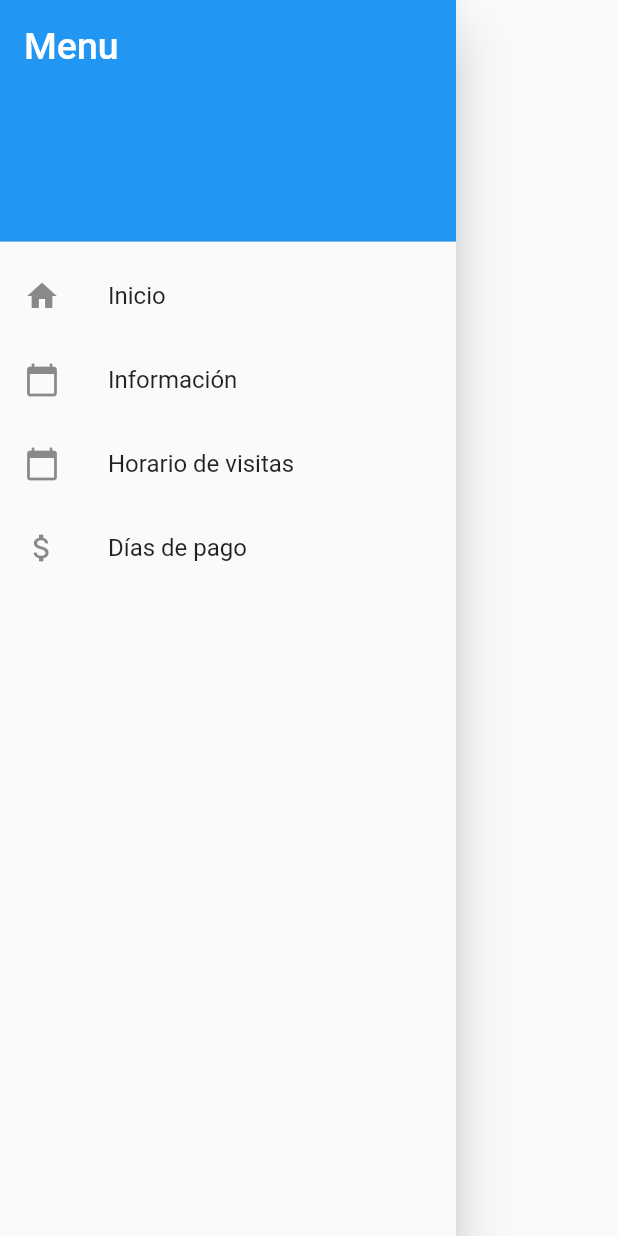
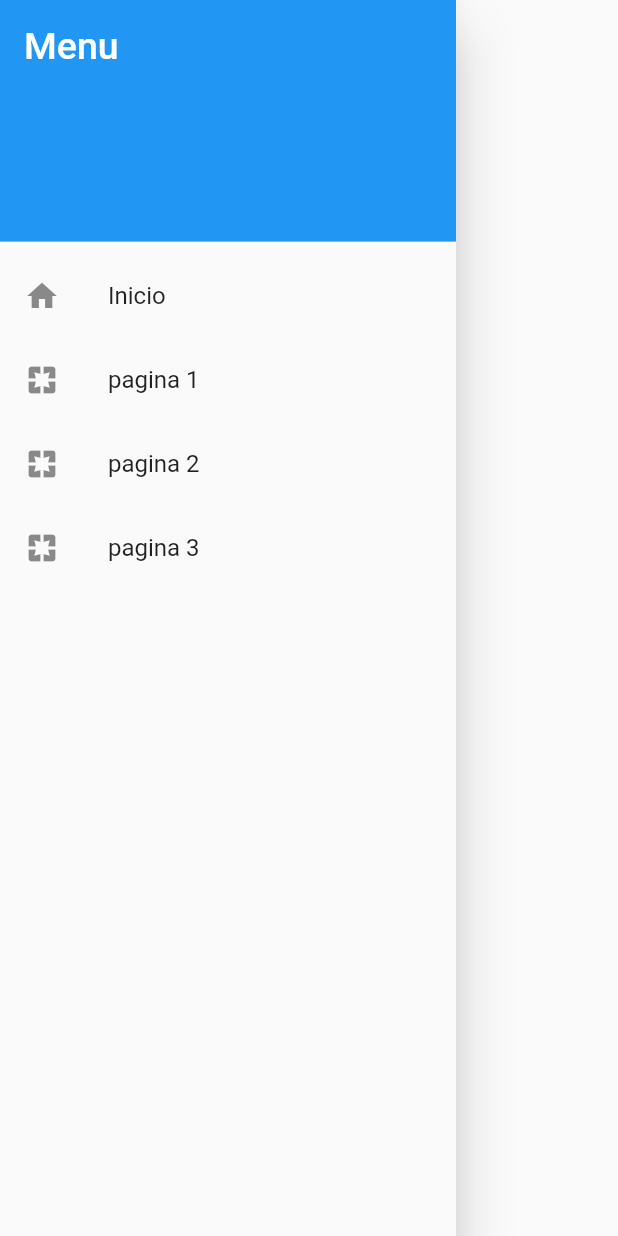
Before and after one commit to jesus-gerardo/vista-flutter, a Flutter app: the SideBarMenu widget shown alone on an empty page, opened directly, on a phone screen of 412 x 824 dp. Run offline on Flutter 3.47's test engine with Material 2 defaults, Android fonts, the phone set to English and light mode, and no system bars; network calls fail.

Commit message:
pantallas nuevas

```diff
--- a/lib/widget/SideBarMenu.dart
+++ b/lib/widget/SideBarMenu.dart
@@ -1,5 +1,7 @@
 import 'package:flutter/material.dart';
 import 'package:profile_template/page/informacion.dart';
+import 'package:profile_template/page/page_2.dart';
+import 'package:profile_template/page/page_3.dart';
 
 class SideBarMenu extends StatelessWidget {
   @override
@@ -18,7 +20,7 @@ class SideBarMenu extends StatelessWidget {
               // image: DecorationImage(
               //     fit: BoxFit.fill,
               //     scale: 1.0,
-              //     image: AssetImage('assets/image/logo.jpg')),
+              //     image: AssetImage('https://picsum.photos/200/300')),
             ),
           ),
           ListTile(
@@ -27,22 +29,28 @@ class SideBarMenu extends StatelessWidget {
             onTap: () => {Navigator.of(context).pop()},
           ),
           ListTile(
-            leading: Icon(Icons.calendar_today),
-            title: Text('Información'),
+            leading: Icon(Icons.pages),
+            title: Text('pagina 1'),
             onTap: () => {
               Navigator.of(context)
                   .push(MaterialPageRoute(builder: (context) => Informacion()))
             },
           ),
           ListTile(
-            leading: Icon(Icons.calendar_today),
-            title: Text('Horario de visitas'),
-            onTap: () => {Navigator.of(context).pop()},
+            leading: Icon(Icons.pages),
+            title: Text('pagina 2'),
+            onTap: () => {
+              Navigator.of(context)
+                  .push(MaterialPageRoute(builder: (context) => Page_2()))
+            },
           ),
           ListTile(
-            leading: Icon(Icons.attach_money),
-            title: Text('Días de pago'),
-            onTap: () => {Navigator.of(context).pop()},
+            leading: Icon(Icons.pages),
+            title: Text('pagina 3'),
+            onTap: () => {
+              Navigator.of(context)
+                  .push(MaterialPageRoute(builder: (context) => Page3()))
+            },
           ),
         ],
       ),
--- a/lib/widget/card.dart
+++ b/lib/widget/card.dart
@@ -13,7 +13,7 @@ Card card() {
         Container(
           padding: EdgeInsets.all(10),
           child: Text(
-              'Lorem ipsum dolor sit amet, consectetur adipiscing elit. Vestibulum non dui a ligula fringilla bibendum. Cras a eleifend tortor. In ultrices suscipit odio, et viverra purus venenatis eget. Vivamus dui nisl, ornare sit amet odio sed, egestas bibendum leo. Donec sed ullamcorper felis, eget tincidunt magna. Vestibulum congue libero a malesuada scelerisque. Etiam feugiat luctus nisi nec convallis. Donec justo libero, aliquam eu sollicitudin sit amet, accumsan pellentesque libero. Pellentesque lobortis enim non erat varius tempus.'),
+              'Lorem ipsum dolor sit amet, consectetur adipiscing elit. Vestibulum non dui a ligula fringilla bibendum. Cras a eleifend tortor.'),
         )
       ],
     ),
```
Also changed, not shown: lib/page/informacion.dart (+6 -2 lines), lib/page/page_2.dart (added, +44 -0 lines), lib/page/page_3.dart (added, +74 -0 lines).
